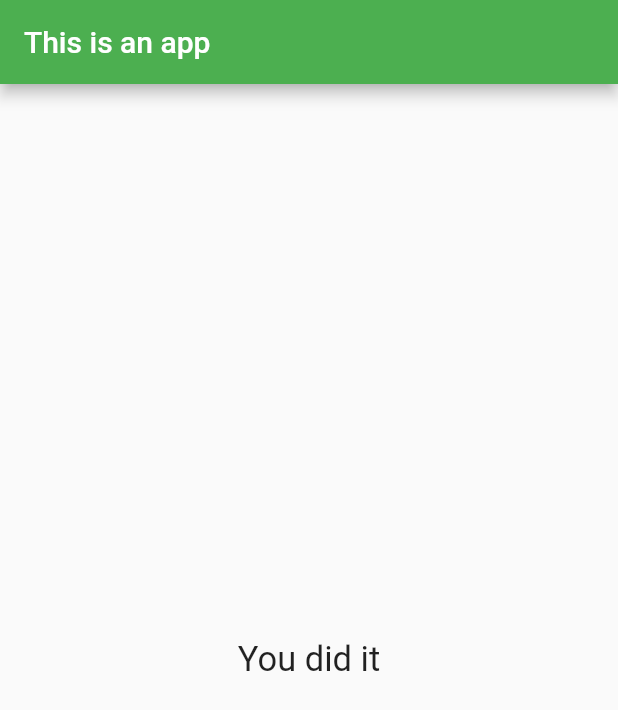
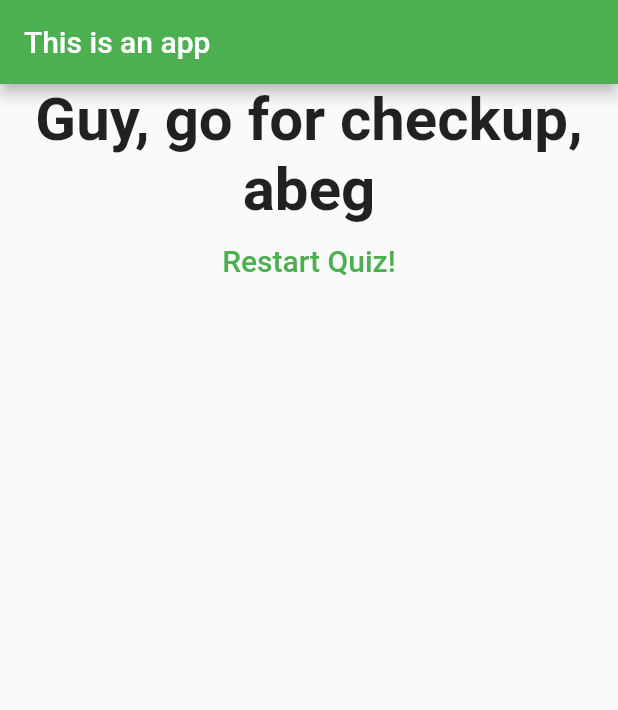
Before and after one commit to Rapixar/quiz-app, a Flutter app: the screen it shows after launch, after a tap on "Black", after a tap on "Dog", after a tap on "Naruto", on a phone screen of 412 x 824 dp. Shown: the top 710 px of the screen. Run offline on Flutter 3.47's test engine with Material 2 defaults, Android fonts, the phone set to English and light mode, and no system bars.

Commit message:
Added restart button for resetting the quiz

```diff
--- a/lib/main.dart
+++ b/lib/main.dart
@@ -1,5 +1,4 @@
 import 'package:flutter/material.dart';
-import 'package:flutter_academind/results.dart';
 //import './answer.dart';
 
 //import './question.dart';
@@ -21,15 +20,30 @@ class _MyAppState extends State<MyApp> {
   final _questions = const [
     {
       'questionText': 'What\'s your favorite color?',
-      'answers': ['Black', 'Yellow', 'Blue', 'Green']
+      'answers': [
+        {'text': 'Black', 'score': 10},
+        {'text': 'Yellow', 'score': 7},
+        {'text': 'Blue', 'score': 5},
+        {'text': 'Green', 'score': 2},
+      ]
     },
     {
       'questionText': 'What\'s your favorite animal?',
-      'answers': ['Cat', 'Dog', 'Rabbit', 'Snake']
+      'answers': [
+        {'text': 'Cat', 'score': 1},
+        {'text': 'Dog', 'score': 9},
+        {'text': 'Rabbit', 'score': 5},
+        {'text': 'Snake', 'score': 8}
+      ]
     },
     {
       'questionText': 'Who\'s your favorite person?',
-      'answers': ['Raphael', 'Vivian', 'Naruto', 'Donny']
+      'answers': [
+        {'text': 'Raphael', 'score': 1},
+        {'text': 'Vivian', 'score': 3},
+        {'text': 'Naruto', 'score': 6},
+        {'text': 'Donny', 'score': 9},
+      ]
     },
 
     //The properties of the class, usually data
@@ -37,12 +51,22 @@ class _MyAppState extends State<MyApp> {
   var _questionIndex = 0;
   /* Note the underscore, defines a private property. Private properties are
   limited within the scope of the library or module in which it is used */
+  var _finalScore = 0;
 
-  void _answerQuestion() {
+  void _resetQuiz() {
+    setState(() {
+      _questionIndex = 0;
+      _finalScore = 0;
+    });
+  }
+
+  void _answerQuestion(int score) {
     setState(() {
       /* Set state helps to change the state of the widget using a logical
       reference and input data which is made possible by extending stateful
       widget */
+
+      _finalScore += score;
       _questionIndex = _questionIndex + 1;
       print(_questionIndex);
     });
@@ -66,7 +90,7 @@ class _MyAppState extends State<MyApp> {
               questions: _questions,
               questionIndex: _questionIndex,
               answerQuestion: _answerQuestion)
-              : Result()),
-    );
+          : Result(_finalScore, _resetQuiz),
+    ));
   }
 }
--- a/lib/quiz.dart
+++ b/lib/quiz.dart
@@ -19,8 +19,9 @@ class Quiz extends StatelessWidget {
         Question(
           questions[questionIndex]['questionText'],
         ),
-        ...(questions[questionIndex]['answers'] as List<String>).map((answer) {
-          return Answer(answerQuestion, answer);
+        ...(questions[questionIndex]['answers'] as List<Map<String, Object>>)
+            .map((answer) {
+          return Answer(() => answerQuestion(answer['score']), answer['text']);
         }).toList()
       ],
     );
--- a/lib/results.dart
+++ b/lib/results.dart
@@ -1,13 +1,38 @@
 import 'package:flutter/material.dart';
 
 class Result extends StatelessWidget {
+  final int resultScore;
+  final Function resetHandler;
+
+  Result(this.resultScore, this.resetHandler);
+
+  String get resultPhrase {
+    String resultText;
+    if (resultScore <= 8) {
+      resultText = "You're awesome, human";
+    } else if (resultScore <= 16) {
+      resultText = "Be calming down small small";
+    } else if (resultScore <= 30) {
+      resultText = "Guy, go for checkup, abeg";
+    }
+    return resultText;
+  }
+
   @override
   Widget build(BuildContext context) {
     return Center(
-      child: Text(
-        "You did it",
-        style: TextStyle(fontSize: 23),
-        textAlign: TextAlign.center,
+      child: Column(
+        children: <Widget>[
+          Text(
+            resultPhrase,
+            style: TextStyle(fontSize: 40, fontWeight: FontWeight.bold),
+            textAlign: TextAlign.center,
+          ),
+          FlatButton(
+              child: Text("Restart Quiz!", style: TextStyle(fontSize: 20)),
+              textColor: Colors.green,
+              onPressed: resetHandler)
+        ],
       ),
     );
   }
```
Lines whose indentation alone changed are shown as unchanged.
